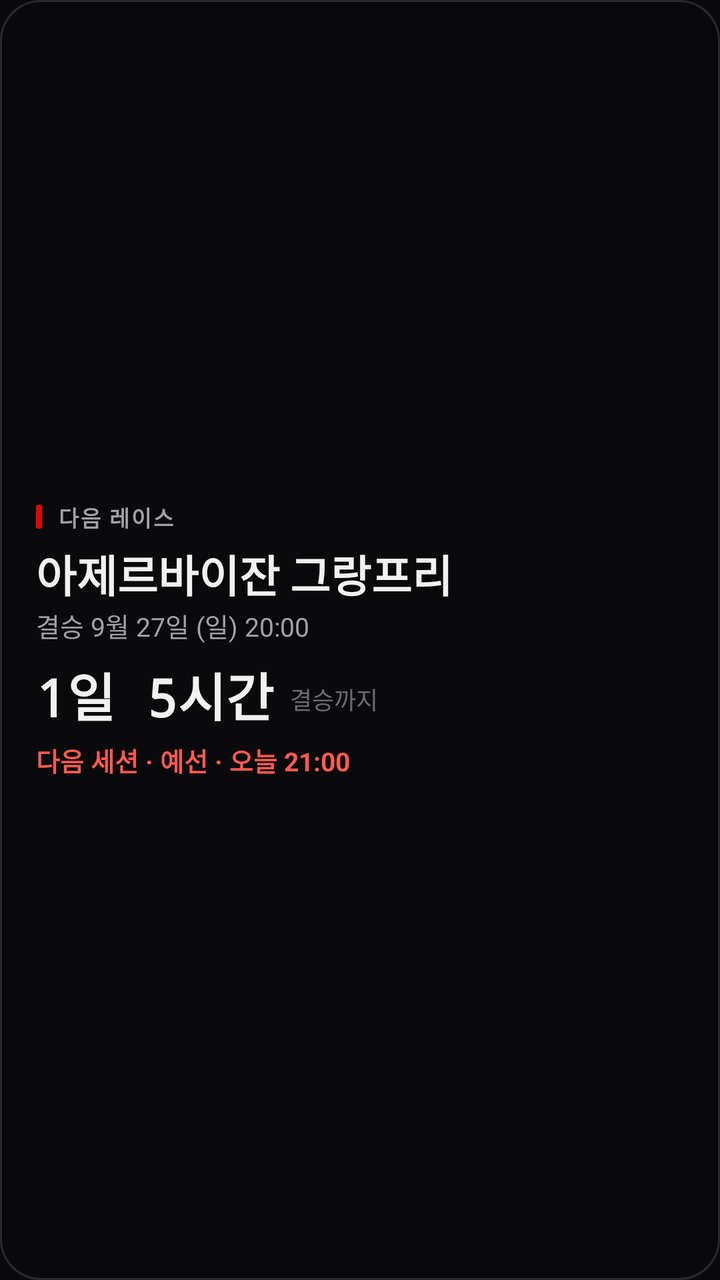
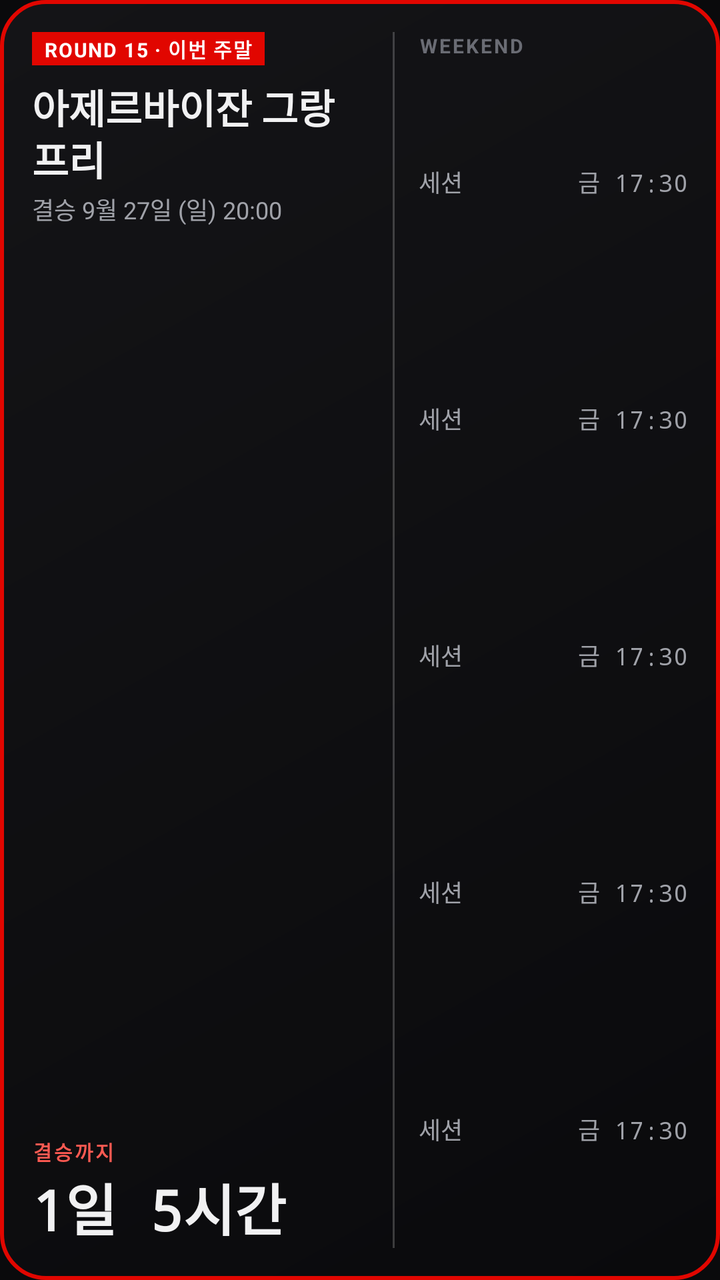

Before-and-after screenshots of an Android layout around one commit, followed by the original layout XML and the change that was made.
<!-- AndroidManifest.xml: application theme AppTheme -->
<!-- res/layout/widget_next_race.xml -->
<?xml version="1.0" encoding="utf-8"?>
<LinearLayout xmlns:android="http://schemas.android.com/apk/res/android"
    android:id="@+id/root"
    android:layout_width="match_parent"
    android:layout_height="match_parent"
    android:background="@drawable/widget_bg"
    android:gravity="center_vertical"
    android:orientation="vertical"
    android:paddingStart="18dp"
    android:paddingTop="14dp"
    android:paddingEnd="18dp"
    android:paddingBottom="14dp">

    <LinearLayout
        android:layout_width="match_parent"
        android:layout_height="wrap_content"
        android:gravity="center_vertical"
        android:orientation="horizontal">

        <ImageView
            android:layout_width="3dp"
            android:layout_height="12dp"
            android:layout_marginEnd="8dp"
            android:src="@drawable/red_bar" />

        <TextView
            android:id="@+id/kicker"
            android:layout_width="wrap_content"
            android:layout_height="wrap_content"
            android:letterSpacing="0.08"
            android:text="다음 레이스"
            android:textColor="@color/text2"
            android:textSize="11sp"
            android:textStyle="bold" />
    </LinearLayout>

    <TextView
        android:id="@+id/gp"
        android:layout_width="match_parent"
        android:layout_height="wrap_content"
        android:layout_marginTop="4dp"
        android:ellipsize="end"
        android:fontFamily="sans-serif-condensed"
        android:maxLines="1"
        android:text="아제르바이잔 그랑프리"
        android:textColor="@color/text"
        android:textSize="22sp"
        android:textStyle="bold" />

    <TextView
        android:id="@+id/race"
        android:layout_width="match_parent"
        android:layout_height="wrap_content"
        android:maxLines="1"
        android:text="결승 9월 27일 (일) 20:00"
        android:textColor="@color/text2"
        android:textSize="13sp" />

    <LinearLayout
        android:layout_width="match_parent"
        android:layout_height="wrap_content"
        android:layout_marginTop="6dp"
        android:baselineAligned="true"
        android:gravity="bottom"
        android:orientation="horizontal">

        <Chronometer
            android:id="@+id/chrono"
            android:layout_width="wrap_content"
            android:layout_height="wrap_content"
            android:fontFamily="monospace"
            android:textColor="@color/text"
            android:textSize="28sp"
            android:textStyle="bold"
            android:visibility="gone" />

        <TextView
            android:id="@+id/days"
            android:layout_width="wrap_content"
            android:layout_height="wrap_content"
            android:fontFamily="monospace"
            android:text="1일 5시간"
            android:textColor="@color/text"
            android:textSize="26sp"
            android:textStyle="bold" />

        <TextView
            android:id="@+id/cdlabel"
            android:layout_width="wrap_content"
            android:layout_height="wrap_content"
            android:layout_marginStart="8dp"
            android:layout_marginBottom="4dp"
            android:text="결승까지"
            android:textColor="@color/text3"
            android:textSize="12sp" />
    </LinearLayout>

    <TextView
        android:id="@+id/next"
        android:layout_width="match_parent"
        android:layout_height="wrap_content"
        android:layout_marginTop="4dp"
        android:ellipsize="end"
        android:maxLines="1"
        android:text="다음 세션 · 예선 · 오늘 21:00"
        android:textColor="#FF5A52"
        android:textSize="13sp"
        android:textStyle="bold" />
</LinearLayout>
<!-- resources referenced by this layout -->
<resources>
  <color name="text">#F1F1F2</color>
  <color name="text2">#A0A2A9</color>
  <color name="text3">#6A6C74</color>
  <!-- drawable red_bar (drawable) -->
  <?xml version="1.0" encoding="utf-8"?>
  <shape xmlns:android="http://schemas.android.com/apk/res/android" android:shape="rectangle">
      <solid android:color="@color/red" />
      <corners android:radius="1dp" />
  </shape>
  <!-- drawable widget_bg (drawable) -->
  <?xml version="1.0" encoding="utf-8"?>
  <shape xmlns:android="http://schemas.android.com/apk/res/android" android:shape="rectangle">
      <solid android:color="#F20A0A0C" />
      <stroke android:width="1dp" android:color="#2A2B30" />
      <corners android:radius="20dp" />
  </shape>
  <style name="AppTheme" parent="android:Theme.Material.NoActionBar">
          <item name="android:windowBackground">@color/bg</item>
          <item name="android:statusBarColor">@color/bg</item>
          <item name="android:navigationBarColor">@color/bg</item>
          <item name="android:windowLightStatusBar">false</item>
      </style>
  <color name="red">#E10600</color>
  <color name="bg">#0A0A0C</color>
</resources>

<!-- the commit's change to res/layout/widget_next_race.xml (unified diff, before → after) -->
@@ -4,106 +4,66 @@
     android:layout_width="match_parent"
     android:layout_height="match_parent"
     android:background="@drawable/widget_bg"
-    android:gravity="center_vertical"
-    android:orientation="vertical"
-    android:paddingStart="18dp"
-    android:paddingTop="14dp"
-    android:paddingEnd="18dp"
-    android:paddingBottom="14dp">
+    android:orientation="horizontal"
+    android:padding="16dp">
 
+    
     <LinearLayout
-        android:layout_width="match_parent"
-        android:layout_height="wrap_content"
-        android:gravity="center_vertical"
-        android:orientation="horizontal">
+        android:layout_width="0dp"
+        android:layout_height="match_parent"
+        android:layout_weight="1.25"
+        android:orientation="vertical">
 
-        <ImageView
-            android:layout_width="3dp"
-            android:layout_height="12dp"
-            android:layout_marginEnd="8dp"
-            android:src="@drawable/red_bar" />
+        <TextView android:id="@+id/kicker" android:layout_width="wrap_content" android:layout_height="wrap_content"
+            android:background="#E10600" android:paddingStart="6dp" android:paddingEnd="6dp" android:paddingTop="1dp" android:paddingBottom="1dp"
+            android:letterSpacing="0.06" android:text="ROUND 15 · 이번 주말" android:textColor="#FFFFFF" android:textSize="10sp" android:textStyle="bold" />
 
-        <TextView
-            android:id="@+id/kicker"
-            android:layout_width="wrap_content"
-            android:layout_height="wrap_content"
-            android:letterSpacing="0.08"
-            android:text="다음 레이스"
-            android:textColor="@color/text2"
-            android:textSize="11sp"
-            android:textStyle="bold" />
+        <TextView android:id="@+id/gp" android:layout_width="match_parent" android:layout_height="wrap_content" android:layout_marginTop="6dp"
+            android:ellipsize="end" android:fontFamily="sans-serif-condensed" android:maxLines="2" android:lineSpacingMultiplier="0.9"
+            android:text="아제르바이잔 그랑프리" android:textColor="@color/text" android:textSize="20sp" android:textStyle="bold" />
+
+        <TextView android:id="@+id/race" android:layout_width="match_parent" android:layout_height="wrap_content" android:layout_marginTop="2dp"
+            android:maxLines="1" android:ellipsize="end" android:text="결승 9월 27일 (일) 20:00" android:textColor="@color/text2" android:textSize="12sp" />
+
+        <LinearLayout android:layout_width="match_parent" android:layout_height="0dp" android:layout_weight="1" android:gravity="bottom" android:orientation="vertical">
+            <TextView android:id="@+id/cdlabel" android:layout_width="wrap_content" android:layout_height="wrap_content"
+                android:letterSpacing="0.1" android:text="결승까지" android:textColor="#FF5A52" android:textSize="10sp" android:textStyle="bold" />
+            <Chronometer android:id="@+id/chrono" android:layout_width="wrap_content" android:layout_height="wrap_content"
+                android:fontFamily="monospace" android:textColor="@color/text" android:textSize="30sp" android:textStyle="bold" android:visibility="gone" />
+            <TextView android:id="@+id/days" android:layout_width="wrap_content" android:layout_height="wrap_content"
+                android:fontFamily="monospace" android:text="1일 5시간" android:textColor="@color/text" android:textSize="28sp" android:textStyle="bold" />
+            <TextView android:id="@+id/next" android:layout_width="match_parent" android:layout_height="wrap_content"
+                android:maxLines="1" android:ellipsize="end" android:text="" android:textColor="#FF5A52" android:textSize="11sp" android:visibility="gone" />
+        </LinearLayout>
     </LinearLayout>
 
-    <TextView
-        android:id="@+id/gp"
-        android:layout_width="match_parent"
-        android:layout_height="wrap_content"
-        android:layout_marginTop="4dp"
-        android:ellipsize="end"
-        android:fontFamily="sans-serif-condensed"
-        android:maxLines="1"
-        android:text="아제르바이잔 그랑프리"
-        android:textColor="@color/text"
-        android:textSize="22sp"
-        android:textStyle="bold" />
+    
+    <ImageView android:id="@+id/sep" android:layout_width="1dp" android:layout_height="match_parent"
+        android:layout_marginStart="12dp" android:layout_marginEnd="12dp" android:src="@drawable/divider" android:scaleType="fitXY" />
 
-    <TextView
-        android:id="@+id/race"
-        android:layout_width="match_parent"
-        android:layout_height="wrap_content"
-        android:maxLines="1"
-        android:text="결승 9월 27일 (일) 20:00"
-        android:textColor="@color/text2"
-        android:textSize="13sp" />
-
-    <LinearLayout
-        android:layout_width="match_parent"
-        android:layout_height="wrap_content"
-        android:layout_marginTop="6dp"
-        android:baselineAligned="true"
-        android:gravity="bottom"
-        android:orientation="horizontal">
-
-        <Chronometer
-            android:id="@+id/chrono"
-            android:layout_width="wrap_content"
-            android:layout_height="wrap_content"
-            android:fontFamily="monospace"
-            android:textColor="@color/text"
-            android:textSize="28sp"
-            android:textStyle="bold"
-            android:visibility="gone" />
-
-        <TextView
-            android:id="@+id/days"
-            android:layout_width="wrap_content"
-            android:layout_height="wrap_content"
-            android:fontFamily="monospace"
-            android:text="1일 5시간"
-            android:textColor="@color/text"
-            android:textSize="26sp"
-            android:textStyle="bold" />
-
-        <TextView
-            android:id="@+id/cdlabel"
-            android:layout_width="wrap_content"
-            android:layout_height="wrap_content"
-            android:layout_marginStart="8dp"
-            android:layout_marginBottom="4dp"
-            android:text="결승까지"
-            android:textColor="@color/text3"
-            android:textSize="12sp" />
+    
+    <LinearLayout android:id="@+id/list" android:layout_width="0dp" android:layout_height="match_parent" android:layout_weight="1" android:orientation="vertical">
+        <TextView android:layout_width="wrap_content" android:layout_height="wrap_content" android:layout_marginBottom="2dp"
+            android:letterSpacing="0.1" android:text="WEEKEND" android:textColor="@color/text3" android:textSize="10sp" android:textStyle="bold" />
+            <LinearLayout android:id="@+id/s1" android:layout_width="match_parent" android:layout_height="0dp" android:layout_weight="1" android:gravity="center_vertical" android:orientation="horizontal">
+                <TextView android:id="@+id/s1n" android:layout_width="0dp" android:layout_height="wrap_content" android:layout_weight="1" android:maxLines="1" android:ellipsize="end" android:text="세션" android:textColor="@color/text2" android:textSize="12sp" />
+                <TextView android:id="@+id/s1t" android:layout_width="wrap_content" android:layout_height="wrap_content" android:fontFamily="monospace" android:text="금 17:30" android:textColor="@color/text2" android:textSize="12sp" />
+            </LinearLayout>
+            <LinearLayout android:id="@+id/s2" android:layout_width="match_parent" android:layout_height="0dp" android:layout_weight="1" android:gravity="center_vertical" android:orientation="horizontal">
+                <TextView android:id="@+id/s2n" android:layout_width="0dp" android:layout_height="wrap_content" android:layout_weight="1" android:maxLines="1" android:ellipsize="end" android:text="세션" android:textColor="@color/text2" android:textSize="12sp" />
+                <TextView android:id="@+id/s2t" android:layout_width="wrap_content" android:layout_height="wrap_content" android:fontFamily="monospace" android:text="금 17:30" android:textColor="@color/text2" android:textSize="12sp" />
+            </LinearLayout>
+            <LinearLayout android:id="@+id/s3" android:layout_width="match_parent" android:layout_height="0dp" android:layout_weight="1" android:gravity="center_vertical" android:orientation="horizontal">
+                <TextView android:id="@+id/s3n" android:layout_width="0dp" android:layout_height="wrap_content" android:layout_weight="1" android:maxLines="1" android:ellipsize="end" android:text="세션" android:textColor="@color/text2" android:textSize="12sp" />
+                <TextView android:id="@+id/s3t" android:layout_width="wrap_content" android:layout_height="wrap_content" android:fontFamily="monospace" android:text="금 17:30" android:textColor="@color/text2" android:textSize="12sp" />
+            </LinearLayout>
+            <LinearLayout android:id="@+id/s4" android:layout_width="match_parent" android:layout_height="0dp" android:layout_weight="1" android:gravity="center_vertical" android:orientation="horizontal">
+                <TextView android:id="@+id/s4n" android:layout_width="0dp" android:layout_height="wrap_content" android:layout_weight="1" android:maxLines="1" android:ellipsize="end" android:text="세션" android:textColor="@color/text2" android:textSize="12sp" />
+                <TextView android:id="@+id/s4t" android:layout_width="wrap_content" android:layout_height="wrap_content" android:fontFamily="monospace" android:text="금 17:30" android:textColor="@color/text2" android:textSize="12sp" />
+            </LinearLayout>
+            <LinearLayout android:id="@+id/s5" android:layout_width="match_parent" android:layout_height="0dp" android:layout_weight="1" android:gravity="center_vertical" android:orientation="horizontal">
+                <TextView android:id="@+id/s5n" android:layout_width="0dp" android:layout_height="wrap_content" android:layout_weight="1" android:maxLines="1" android:ellipsize="end" android:text="세션" android:textColor="@color/text2" android:textSize="12sp" />
+                <TextView android:id="@+id/s5t" android:layout_width="wrap_content" android:layout_height="wrap_content" android:fontFamily="monospace" android:text="금 17:30" android:textColor="@color/text2" android:textSize="12sp" />
+            </LinearLayout>
     </LinearLayout>
-
-    <TextView
-        android:id="@+id/next"
-        android:layout_width="match_parent"
-        android:layout_height="wrap_content"
-        android:layout_marginTop="4dp"
-        android:ellipsize="end"
-        android:maxLines="1"
-        android:text="다음 세션 · 예선 · 오늘 21:00"
-        android:textColor="#FF5A52"
-        android:textSize="13sp"
-        android:textStyle="bold" />
 </LinearLayout>
<!-- resource entries referenced after the edit -->
@@ -3,18 +3,17 @@
   <color name="text">#F1F1F2</color>
   <color name="text2">#A0A2A9</color>
   <color name="text3">#6A6C74</color>
-  <!-- drawable red_bar (drawable) -->
+  <!-- drawable divider (drawable) -->
   <?xml version="1.0" encoding="utf-8"?>
   <shape xmlns:android="http://schemas.android.com/apk/res/android" android:shape="rectangle">
-      <solid android:color="@color/red" />
-      <corners android:radius="1dp" />
+      <solid android:color="#33FFFFFF" />
   </shape>
   <!-- drawable widget_bg (drawable) -->
   <?xml version="1.0" encoding="utf-8"?>
   <shape xmlns:android="http://schemas.android.com/apk/res/android" android:shape="rectangle">
-      <solid android:color="#F20A0A0C" />
-      <stroke android:width="1dp" android:color="#2A2B30" />
-      <corners android:radius="20dp" />
+      <gradient android:angle="315" android:startColor="#FF141417" android:endColor="#FF0A0A0C" />
+      <stroke android:width="2dp" android:color="#E10600" />
+      <corners android:radius="22dp" />
   </shape>
   <style name="AppTheme" parent="android:Theme.Material.NoActionBar">
           <item name="android:windowBackground">@color/bg</item>
@@ -22,7 +21,6 @@
           <item name="android:navigationBarColor">@color/bg</item>
           <item name="android:windowLightStatusBar">false</item>
       </style>
-  <color name="red">#E10600</color>
   <color name="bg">#0A0A0C</color>
 </resources>
 
